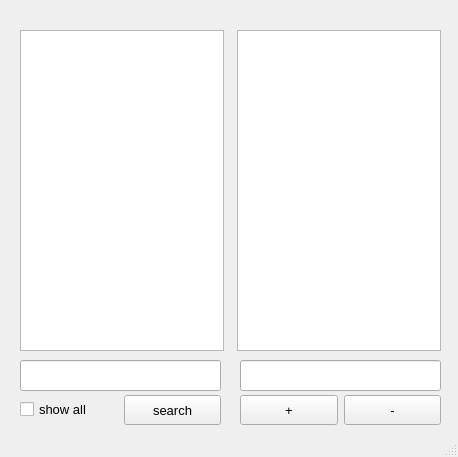
Qt form user_manager.ui (nabtew/user_manager) before a commit.
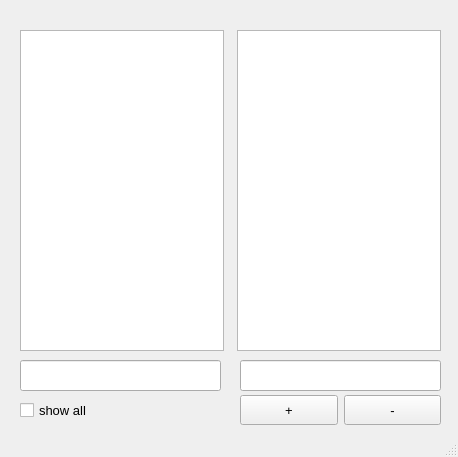
The same form after that commit.

Patch:
```diff
--- a/user_manager.ui
+++ b/user_manager.ui
@@ -222,30 +222,6 @@
      </rect>
     </property>
     <layout class="QGridLayout" name="gridLayout_2">
-     <item row="0" column="1">
-      <widget class="QPushButton" name="search_button">
-       <property name="sizePolicy">
-        <sizepolicy hsizetype="Minimum" vsizetype="Fixed">
-         <horstretch>0</horstretch>
-         <verstretch>30</verstretch>
-        </sizepolicy>
-       </property>
-       <property name="minimumSize">
-        <size>
-         <width>0</width>
-         <height>30</height>
-        </size>
-       </property>
-       <property name="font">
-        <font>
-         <pointsize>10</pointsize>
-        </font>
-       </property>
-       <property name="text">
-        <string>search</string>
-       </property>
-      </widget>
-     </item>
      <item row="0" column="0">
       <widget class="QCheckBox" name="checkBox">
        <property name="font">
```
